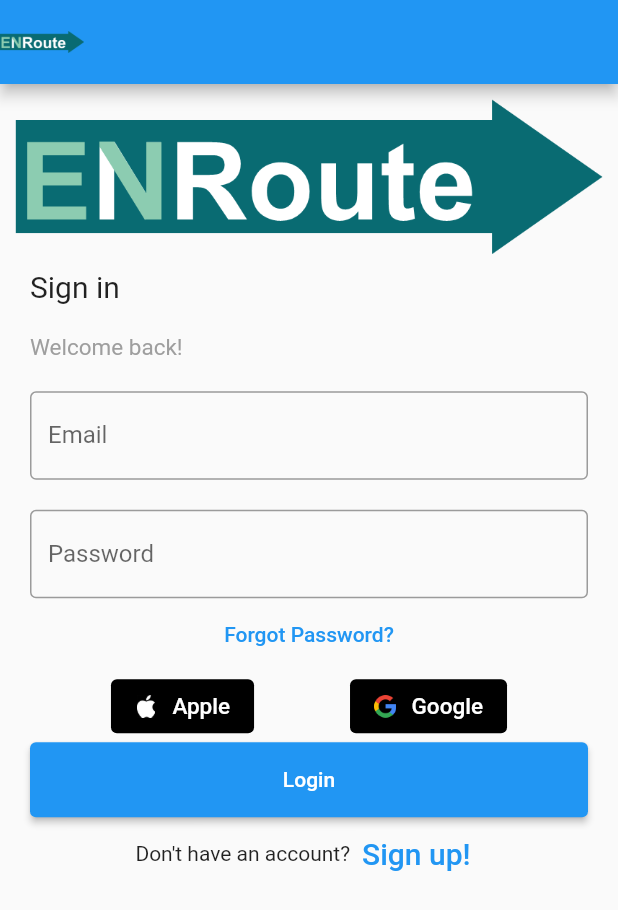
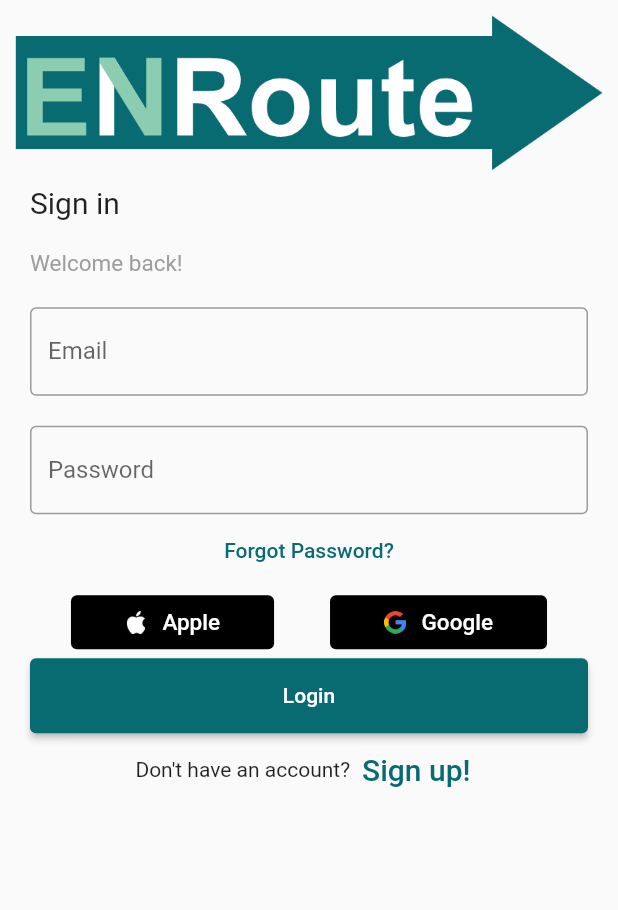
Before and after one commit to JonesParEnvorso/envorsocarcharger, a Flutter app: the screen it shows after launch, on a phone screen of 412 x 824 dp. Shown: the top 910 px of the screen. Run offline on Flutter 3.47's test engine with Material 2 defaults, Android fonts, the phone set to English and light mode, and no system bars; our stand-ins replace avatar_glow, cloud_firestore, firebase_core, google_maps_flutter, speech_to_text; missing offline and left inert: highlight_text; accounts and stored records are empty.

Commit message:
Firstlaunch is done ;)

```diff
--- a/envorso_charging_app/lib/firstlaunch.dart
+++ b/envorso_charging_app/lib/firstlaunch.dart
@@ -40,12 +40,7 @@ class _FirstLaunch extends State<FirstLaunch> {
   @override
   Widget build(BuildContext context) {
     return Scaffold(
-        appBar: AppBar(
-            leading: Center(
-          child: Image.asset(
-            'assets/images/ENRoute-logo.png',
-          ),
-        )),
+
         body: Padding(
             padding: const EdgeInsets.all(10),
             child: ListView(
@@ -97,6 +92,9 @@ class _FirstLaunch extends State<FirstLaunch> {
                   },
                   child: const Text(
                     'Forgot Password?',
+                    style: TextStyle(
+                      color: Color(0xff096B72 )
+                    )
                   ),
                 ),
                 Row(
@@ -106,9 +104,12 @@ class _FirstLaunch extends State<FirstLaunch> {
                         onPressed: null,
                         style: ButtonStyle(
                           backgroundColor:
-                              MaterialStateProperty.all(Colors.black),
+                            MaterialStateProperty.all(Colors.black),
                         ),
                         child: Row(children: <Widget>[
+                          SizedBox(
+                            width: 20,
+                          ),
                           Image.asset(
                             'assets/images/apple_icon.png',
                             width: 15,
@@ -119,7 +120,11 @@ class _FirstLaunch extends State<FirstLaunch> {
                           ),
                           Text("Apple",
                               style:
-                                  TextStyle(fontSize: 15, color: Colors.white)),
+                                  TextStyle(fontSize: 15, color: Colors.white)
+                          ),
+                          SizedBox(
+                            width: 20,
+                          ),
                         ]),
                       ),
                       ElevatedButton(
@@ -129,6 +134,9 @@ class _FirstLaunch extends State<FirstLaunch> {
                               MaterialStateProperty.all(Colors.black),
                         ),
                         child: Row(children: <Widget>[
+                          SizedBox(
+                            width: 20,
+                          ),
                           Image.asset(
                             'assets/images/google_logo.png',
                             width: 15,
@@ -141,7 +149,11 @@ class _FirstLaunch extends State<FirstLaunch> {
                               style: TextStyle(
                                 fontSize: 15,
                                 color: Colors.white,
-                              )),
+                              )
+                              ),
+                              SizedBox(
+                            width: 20,
+                          ),
                         ]),
                       ),
                     ]),
@@ -150,6 +162,9 @@ class _FirstLaunch extends State<FirstLaunch> {
                     padding: const EdgeInsets.fromLTRB(10, 0, 10, 0),
                     child: ElevatedButton(
                       child: const Text('Login'),
+                      style: ButtonStyle(
+                        backgroundColor: MaterialStateProperty.all(Color(0xff096B72)),
+                      ),
                       onPressed: () {
                         print(nameController.text);
                         print(passwordController.text);
@@ -161,7 +176,10 @@ class _FirstLaunch extends State<FirstLaunch> {
                     TextButton(
                       child: const Text(
                         'Sign up!',
-                        style: TextStyle(fontSize: 20),
+                        style: TextStyle(
+                          fontSize: 20,
+                          color: Color(0xff096B72),
+                          ),
                       ),
                       onPressed: () => goToSignUp(context),
                     )
```
